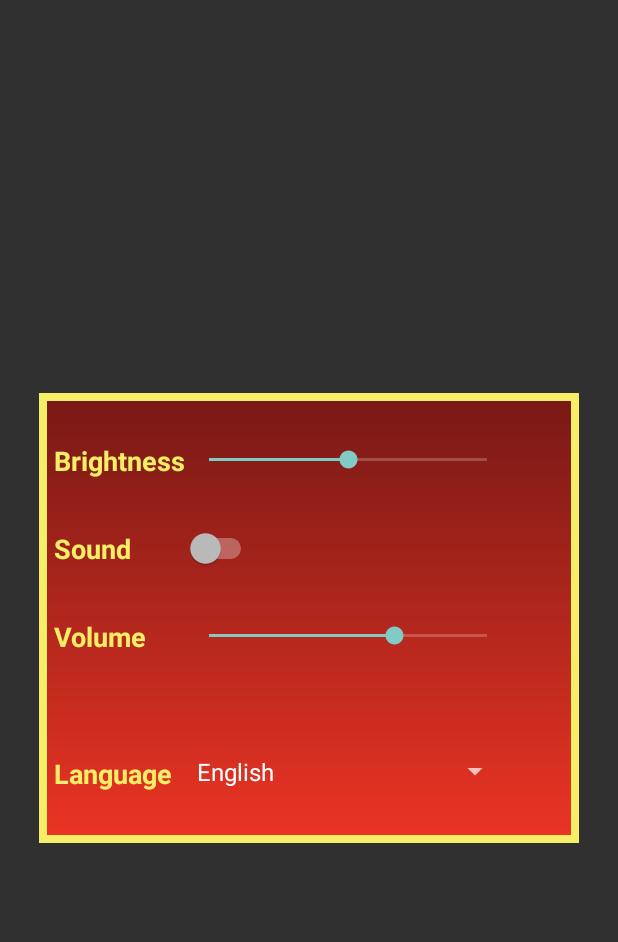
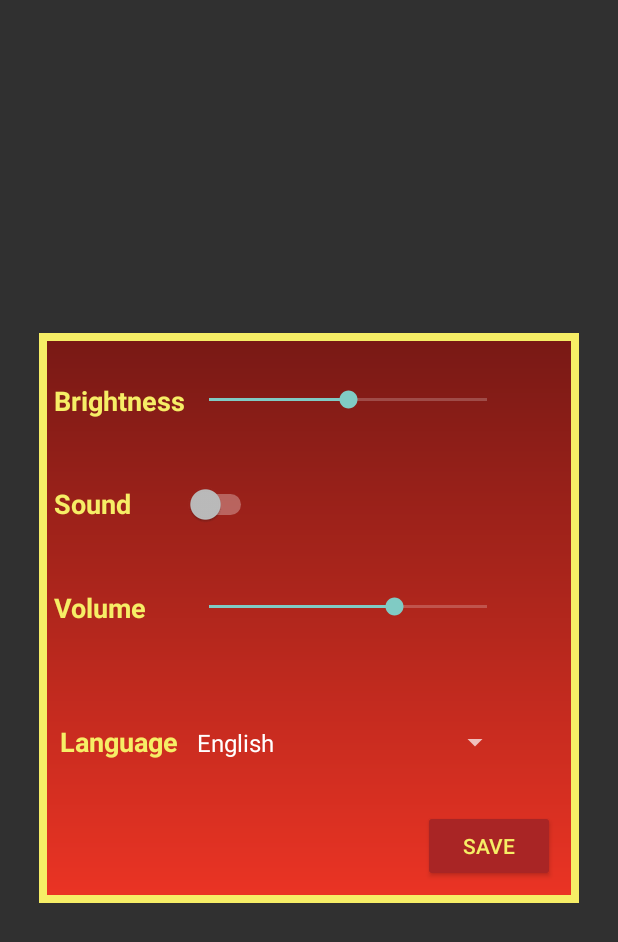
Before and after one commit to AndriiSytnyk13/futurama_project, an Android app: the layout settings_dialog.xml on its own in the app's theme, with its tools: preview values and no code run, on a phone screen of 412 x 824 dp. Shown: the top 942 px of the screen. Run offline under Robolectric (Android 15) with nearby library versions, the phone set to English and light mode, and no system bars.

Commit message:
Created SettingsDialog. Added save Button to settings_dialog.xml. Implemented brightness settings.

```diff
--- a/app/build.gradle
+++ b/app/build.gradle
@@ -3,6 +3,10 @@ apply plugin: "androidx.navigation.safeargs"
 
 android {
     compileSdk 31
+
+    viewBinding {
+        enabled = true;
+    }
 
     defaultConfig {
         applicationId "com.example.futuramaproject"
--- a/app/src/main/AndroidManifest.xml
+++ b/app/src/main/AndroidManifest.xml
@@ -1,5 +1,6 @@
 <?xml version="1.0" encoding="utf-8"?>
 <manifest xmlns:android="http://schemas.android.com/apk/res/android"
+    xmlns:tools="http://schemas.android.com/tools"
     package="com.example.futuramaproject">
 
     <application
@@ -21,4 +22,8 @@
         </activity>
     </application>
 
+    <uses-permission android:name="android.permission.WRITE_SETTINGS"
+        tools:ignore="ProtectedPermissions" />
+
+
 </manifest>
--- a/app/src/main/java/com/example/futuramaproject/view/MainActivity.java
+++ b/app/src/main/java/com/example/futuramaproject/view/MainActivity.java
@@ -1,5 +1,6 @@
 package com.example.futuramaproject.view;
 
+import androidx.annotation.NonNull;
 import androidx.appcompat.app.AppCompatActivity;
 import androidx.navigation.Navigation;
 
--- a/app/src/main/java/com/example/futuramaproject/view/MainMenuFragment.java
+++ b/app/src/main/java/com/example/futuramaproject/view/MainMenuFragment.java
@@ -53,9 +53,8 @@ public class MainMenuFragment extends Fragment {
 
     private void onSettingsClick() {
         settingsButton.setOnClickListener(view -> {
-            Dialog dialog = new Dialog(getContext());
-            dialog.setContentView(R.layout.settings_dialog);
-            dialog.show();
+            SettingsDialog settingsDialog = new SettingsDialog(getContext());
+            settingsDialog.show();
         });
     }
 
--- a/app/src/main/res/layout/activity_main.xml
+++ b/app/src/main/res/layout/activity_main.xml
@@ -5,7 +5,8 @@
     android:layout_width="match_parent"
     android:layout_height="match_parent"
     android:background="@drawable/futurama_background"
-    tools:context=".view.MainActivity">
+    tools:context=".view.MainActivity"
+    tools:viewBindingIgnore="true">
 
     <fragment
         android:id="@+id/nav_host_fragment"
--- a/app/src/main/res/layout/fragment_about.xml
+++ b/app/src/main/res/layout/fragment_about.xml
@@ -6,7 +6,8 @@
     android:layout_height="match_parent"
     android:id="@+id/fragment_about"
     android:background="@drawable/futurama_background"
-    tools:context=".view.AboutFragment">
+    tools:context=".view.AboutFragment"
+    tools:viewBindingIgnore="true">
 
     <androidx.constraintlayout.widget.ConstraintLayout
         android:layout_width="match_parent"
--- a/app/src/main/res/layout/settings_dialog.xml
+++ b/app/src/main/res/layout/settings_dialog.xml
@@ -3,10 +3,10 @@
     xmlns:app="http://schemas.android.com/apk/res-auto"
     xmlns:tools="http://schemas.android.com/tools"
     android:layout_width="360dp"
-    android:layout_height="300dp"
+    android:layout_height="380dp"
     android:background="@drawable/background_menu"
     android:columnCount="2"
-    android:rowCount="4"
+    android:rowCount="5"
     android:layout_gravity="center">
 
     <TextView
@@ -52,6 +52,8 @@
         android:layout_height="wrap_content"
         android:layout_row="1"
         android:layout_column="1"
+        android:minWidth="48dp"
+        android:minHeight="48dp"
         android:outlineSpotShadowColor="@color/yellow"
         android:scrollbarSize="18sp" />
 
@@ -90,7 +92,7 @@
         android:layout_height="wrap_content"
         android:layout_row="3"
         android:layout_column="0"
-        android:layout_gravity="center_vertical"
+        android:layout_gravity="center_horizontal"
         android:layout_marginLeft="10dp"/>
 
     <Spinner
@@ -101,5 +103,18 @@
         android:layout_column="1"
         android:entries="@array/languages"/>
 
+    <Button
+        android:id="@+id/saveButton"
+        android:layout_width="wrap_content"
+        android:layout_height="wrap_content"
+        android:layout_row="4"
+        android:layout_column="1"
+        android:layout_gravity="end"
+        android:layout_marginBottom="16dp"
+        android:layout_marginEnd="16dp"
+        android:backgroundTint="@color/red"
+        android:text="@string/save"
+        android:textColor="@color/yellow"/>
+
 
 </GridLayout>
--- a/app/src/main/res/values/strings.xml
+++ b/app/src/main/res/values/strings.xml
@@ -15,6 +15,7 @@
     <string name="sound">Sound</string>
     <string name="volume">Volume</string>
     <string name="language">Language</string>
+    <string name="save">Save</string>
     <string-array name="languages">
         <item>English</item>
         <item>Українська</item>
```
Also changed, not shown: app/src/main/java/com/example/futuramaproject/view/SettingsDialog.java (added, +80 -0 lines).
